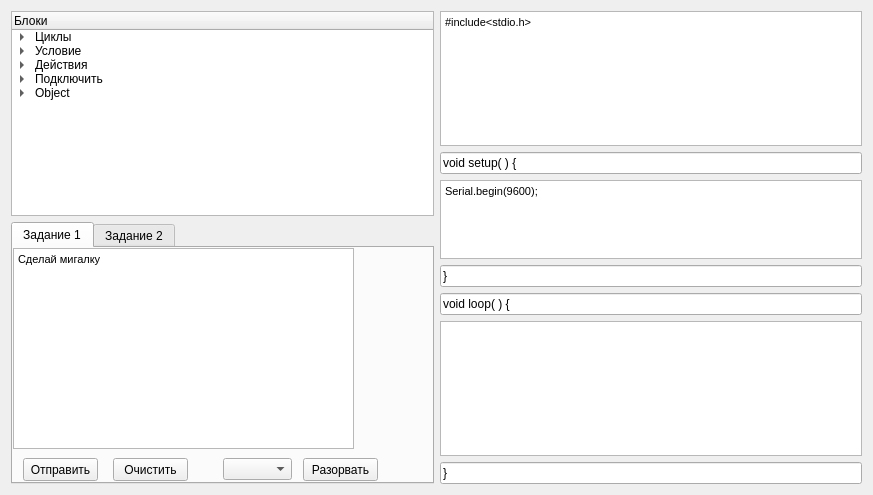
Above: Engineer/programming.ui from MrNobody00000/Constructor before the change. Below: the same form after it.
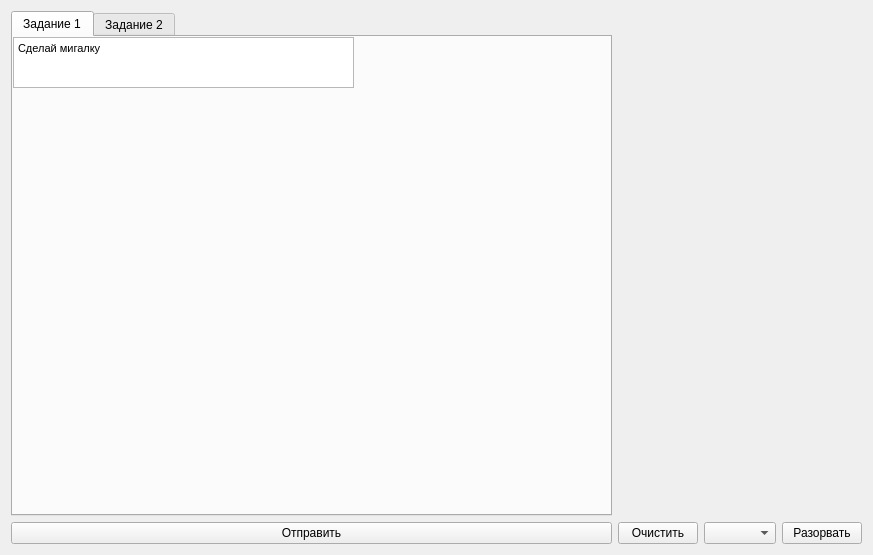
That is the form after the change. The open tabs and pages were chosen to show the change.

Commit message: new ui & completed parser

What changed in the file:
```diff
--- a/Engineer/programming.ui
+++ b/Engineer/programming.ui
@@ -7,197 +7,24 @@
     <x>0</x>
     <y>0</y>
     <width>873</width>
-    <height>495</height>
+    <height>555</height>
    </rect>
   </property>
   <property name="windowTitle">
    <string>Form</string>
   </property>
   <layout class="QGridLayout" name="gridLayout">
-   <item row="0" column="1">
-    <widget class="QTextBrowser" name="textBrowser">
-     <property name="html">
-      <string>&lt;!DOCTYPE HTML PUBLIC &quot;-//W3C//DTD HTML 4.0//EN&quot; &quot;http://www.w3.org/TR/REC-html40/strict.dtd&quot;&gt;
-&lt;html&gt;&lt;head&gt;&lt;meta name=&quot;qrichtext&quot; content=&quot;1&quot; /&gt;&lt;style type=&quot;text/css&quot;&gt;
-p, li { white-space: pre-wrap; }
-&lt;/style&gt;&lt;/head&gt;&lt;body style=&quot; font-family:'MS Shell Dlg 2'; font-size:8.25pt; font-weight:400; font-style:normal;&quot;&gt;
-&lt;p style=&quot; margin-top:0px; margin-bottom:0px; margin-left:0px; margin-right:0px; -qt-block-indent:0; text-indent:0px;&quot;&gt;#include&amp;lt;stdio.h&amp;gt;&lt;/p&gt;&lt;/body&gt;&lt;/html&gt;</string>
-     </property>
-    </widget>
+   <item row="3" column="2">
+    <widget class="QComboBox" name="comNumber1"/>
    </item>
-   <item row="1" column="1">
-    <widget class="QLineEdit" name="lineEdit">
+   <item row="3" column="1">
+    <widget class="QPushButton" name="pushButton_2">
      <property name="text">
-      <string>void setup( ) {</string>
+      <string>Очистить</string>
      </property>
     </widget>
    </item>
-   <item row="6" column="1">
-    <widget class="QTextBrowser" name="textBrowser_3">
-     <property name="html">
-      <string>&lt;!DOCTYPE HTML PUBLIC &quot;-//W3C//DTD HTML 4.0//EN&quot; &quot;http://www.w3.org/TR/REC-html40/strict.dtd&quot;&gt;
-&lt;html&gt;&lt;head&gt;&lt;meta name=&quot;qrichtext&quot; content=&quot;1&quot; /&gt;&lt;style type=&quot;text/css&quot;&gt;
-p, li { white-space: pre-wrap; }
-&lt;/style&gt;&lt;/head&gt;&lt;body style=&quot; font-family:'MS Shell Dlg 2'; font-size:8.25pt; font-weight:400; font-style:normal;&quot;&gt;
-&lt;p style=&quot;-qt-paragraph-type:empty; margin-top:0px; margin-bottom:0px; margin-left:0px; margin-right:0px; -qt-block-indent:0; text-indent:0px;&quot;&gt;&lt;br /&gt;&lt;/p&gt;&lt;/body&gt;&lt;/html&gt;</string>
-     </property>
-    </widget>
-   </item>
-   <item row="5" column="1">
-    <widget class="QLineEdit" name="lineEdit_3">
-     <property name="text">
-      <string>void loop( ) {</string>
-     </property>
-    </widget>
-   </item>
-   <item row="2" column="1" rowspan="2">
-    <widget class="QTextBrowser" name="textBrowser_2">
-     <property name="html">
-      <string>&lt;!DOCTYPE HTML PUBLIC &quot;-//W3C//DTD HTML 4.0//EN&quot; &quot;http://www.w3.org/TR/REC-html40/strict.dtd&quot;&gt;
-&lt;html&gt;&lt;head&gt;&lt;meta name=&quot;qrichtext&quot; content=&quot;1&quot; /&gt;&lt;style type=&quot;text/css&quot;&gt;
-p, li { white-space: pre-wrap; }
-&lt;/style&gt;&lt;/head&gt;&lt;body style=&quot; font-family:'MS Shell Dlg 2'; font-size:8.25pt; font-weight:400; font-style:normal;&quot;&gt;
-&lt;p style=&quot; margin-top:0px; margin-bottom:0px; margin-left:0px; margin-right:0px; -qt-block-indent:0; text-indent:0px;&quot;&gt;Serial.begin(9600);&lt;/p&gt;&lt;/body&gt;&lt;/html&gt;</string>
-     </property>
-    </widget>
-   </item>
-   <item row="0" column="0" rowspan="3">
-    <widget class="QTreeWidget" name="treeWidget">
-     <property name="enabled">
-      <bool>true</bool>
-     </property>
-     <column>
-      <property name="text">
-       <string>Блоки</string>
-      </property>
-     </column>
-     <item>
-      <property name="text">
-       <string>Циклы</string>
-      </property>
-      <item>
-       <property name="text">
-        <string>Сделать N раз</string>
-       </property>
-      </item>
-      <item>
-       <property name="text">
-        <string>Делать пока(true)</string>
-       </property>
-      </item>
-      <item>
-       <property name="text">
-        <string>Делать { } пока (true)</string>
-       </property>
-      </item>
-     </item>
-     <item>
-      <property name="text">
-       <string>Условие</string>
-      </property>
-      <item>
-       <property name="text">
-        <string>Сделать если(true)</string>
-       </property>
-      </item>
-     </item>
-     <item>
-      <property name="text">
-       <string>Действия</string>
-      </property>
-      <item>
-       <property name="text">
-        <string>Светодиод</string>
-       </property>
-       <item>
-        <property name="text">
-         <string>Включить</string>
-        </property>
-       </item>
-       <item>
-        <property name="text">
-         <string>Выключить</string>
-        </property>
-       </item>
-      </item>
-      <item>
-       <property name="text">
-        <string>Сервопривод</string>
-       </property>
-       <item>
-        <property name="text">
-         <string>Повернуть в положение N градусов</string>
-        </property>
-       </item>
-      </item>
-      <item>
-       <property name="text">
-        <string>Получить значения с датчика</string>
-       </property>
-       <item>
-        <property name="text">
-         <string>Температура</string>
-        </property>
-       </item>
-       <item>
-        <property name="text">
-         <string>Влажность</string>
-        </property>
-       </item>
-       <item>
-        <property name="text">
-         <string>Уровень жидкости</string>
-        </property>
-       </item>
-      </item>
-      <item>
-       <property name="text">
-        <string>Ждать N миллисекунд</string>
-       </property>
-      </item>
-     </item>
-     <item>
-      <property name="text">
-       <string>Подключить</string>
-      </property>
-      <item>
-       <property name="text">
-        <string>Добавить библиотеку </string>
-       </property>
-      </item>
-      <item>
-       <property name="text">
-        <string>Определить пин устройства</string>
-       </property>
-      </item>
-     </item>
-     <item>
-      <property name="text">
-       <string>Object</string>
-      </property>
-      <item>
-       <property name="text">
-        <string>Создать объект класса</string>
-       </property>
-      </item>
-     </item>
-    </widget>
-   </item>
-   <item row="4" column="1">
-    <widget class="QLineEdit" name="lineEdit_2">
-     <property name="text">
-      <string>}</string>
-     </property>
-    </widget>
-   </item>
-   <item row="7" column="1">
-    <widget class="QLineEdit" name="lineEdit_4">
-     <property name="text">
-      <string>}</string>
-     </property>
-    </widget>
-   </item>
-   <item row="3" column="0" rowspan="5">
+   <item row="2" column="0">
     <widget class="QTabWidget" name="tabWidget">
      <property name="currentIndex">
       <number>0</number>
@@ -212,7 +39,7 @@
          <x>0</x>
          <y>0</y>
          <width>341</width>
-         <height>201</height>
+         <height>51</height>
         </rect>
        </property>
        <property name="html">
@@ -225,55 +52,6 @@
 &lt;p style=&quot;-qt-paragraph-type:empty; margin-top:0px; margin-bottom:0px; margin-left:0px; margin-right:0px; -qt-block-indent:0; text-indent:0px;&quot;&gt;&lt;br /&gt;&lt;/p&gt;&lt;/body&gt;&lt;/html&gt;</string>
        </property>
       </widget>
-      <widget class="QPushButton" name="pushButton">
-       <property name="geometry">
-        <rect>
-         <x>10</x>
-         <y>210</y>
-         <width>75</width>
-         <height>23</height>
-        </rect>
-       </property>
-       <property name="text">
-        <string>Отправить</string>
-       </property>
-      </widget>
-      <widget class="QPushButton" name="pushButton_2">
-       <property name="geometry">
-        <rect>
-         <x>100</x>
-         <y>210</y>
-         <width>75</width>
-         <height>23</height>
-        </rect>
-       </property>
-       <property name="text">
-        <string>Очистить</string>
-       </property>
-      </widget>
-      <widget class="QComboBox" name="comNumber1">
-       <property name="geometry">
-        <rect>
-         <x>210</x>
-         <y>210</y>
-         <width>69</width>
-         <height>22</height>
-        </rect>
-       </property>
-      </widget>
-      <widget class="QPushButton" name="pushButton_3">
-       <property name="geometry">
-        <rect>
-         <x>290</x>
-         <y>210</y>
-         <width>75</width>
-         <height>23</height>
-        </rect>
-       </property>
-       <property name="text">
-        <string>Разорвать</string>
-       </property>
-      </widget>
      </widget>
      <widget class="QWidget" name="tab_2">
       <attribute name="title">
@@ -299,6 +77,20 @@
      </widget>
     </widget>
    </item>
+   <item row="3" column="0">
+    <widget class="QPushButton" name="pushButton">
+     <property name="text">
+      <string>Отправить</string>
+     </property>
+    </widget>
+   </item>
+   <item row="3" column="3">
+    <widget class="QPushButton" name="pushButton_3">
+     <property name="text">
+      <string>Разорвать</string>
+     </property>
+    </widget>
+   </item>
   </layout>
  </widget>
  <resources/>
```
Left out of the diff: 10 changed lines with no effect on the pictures. The commit also changes 7 other files.
